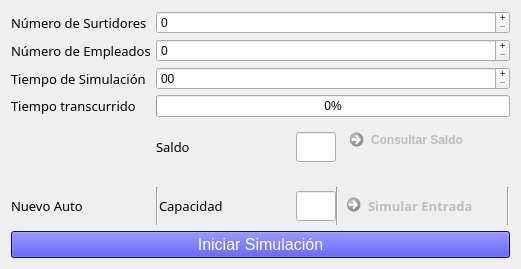
This is tp1/mainwindow.ui in fedefarina/concu20141c as Qt 5 draws it before an edit. The edited form follows.
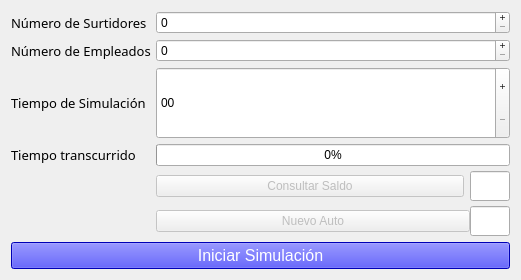
This is the edited form.

Commit message: Arreglo la interfaz

The edit to the form file:
```diff
--- a/tp1/mainwindow.ui
+++ b/tp1/mainwindow.ui
@@ -10,7 +10,7 @@
     <x>0</x>
     <y>0</y>
     <width>521</width>
-    <height>254</height>
+    <height>280</height>
    </rect>
   </property>
   <property name="windowTitle">
@@ -209,34 +209,19 @@
          <number>0</number>
         </property>
         <property name="bottomMargin">
-         <number>10</number>
+         <number>0</number>
         </property>
-        <item alignment="Qt::AlignVCenter">
-         <widget class="QLabel" name="label_4">
-          <property name="sizePolicy">
-           <sizepolicy hsizetype="Preferred" vsizetype="Preferred">
-            <horstretch>0</horstretch>
-            <verstretch>0</verstretch>
-           </sizepolicy>
-          </property>
-          <property name="minimumSize">
-           <size>
-            <width>0</width>
-            <height>40</height>
-           </size>
-          </property>
-          <property name="font">
-           <font>
-            <family>Abyssinica SIL</family>
-            <pointsize>10</pointsize>
-           </font>
+        <item>
+         <widget class="QPushButton" name="saldoButton">
+          <property name="enabled">
+           <bool>false</bool>
           </property>
           <property name="text">
-           <string>Saldo</string>
+           <string>Consultar Saldo</string>
           </property>
          </widget>
         </item>
-        <item alignment="Qt::AlignRight|Qt::AlignVCenter">
+        <item>
          <widget class="QLineEdit" name="saldoEdit">
           <property name="sizePolicy">
            <sizepolicy hsizetype="Fixed" vsizetype="Fixed">
@@ -258,56 +243,8 @@
           </property>
          </widget>
         </item>
-        <item>
-         <widget class="QCommandLinkButton" name="saldoButton">
-          <property name="enabled">
-           <bool>false</bool>
-          </property>
-          <property name="sizePolicy">
-           <sizepolicy hsizetype="Preferred" vsizetype="Preferred">
-            <horstretch>0</horstretch>
-            <verstretch>0</verstretch>
-           </sizepolicy>
-          </property>
-          <property name="minimumSize">
-           <size>
-            <width>50</width>
-            <height>50</height>
-           </size>
-          </property>
-          <property name="text">
-           <string>Consultar Saldo</string>
-          </property>
-         </widget>
-        </item>
        </layout>
       </item>
-      <item row="7" column="0">
-       <widget class="QLabel" name="label_3">
-        <property name="sizePolicy">
-         <sizepolicy hsizetype="Fixed" vsizetype="Expanding">
-          <horstretch>0</horstretch>
-          <verstretch>0</verstretch>
-         </sizepolicy>
-        </property>
-        <property name="maximumSize">
-         <size>
-          <width>2150</width>
-          <height>16777215</height>
-         </size>
-        </property>
-        <property name="font">
-         <font>
-          <family>Abyssinica SIL</family>
-          <pointsize>10</pointsize>
-          <strikeout>false</strikeout>
-         </font>
-        </property>
-        <property name="text">
-         <string>Nuevo Auto</string>
-        </property>
-       </widget>
-      </item>
       <item row="7" column="1">
        <layout class="QHBoxLayout" name="horizontalLayout">
         <property name="spacing">
@@ -317,23 +254,12 @@
          <number>0</number>
         </property>
         <item>
-         <widget class="Line" name="line">
-          <property name="orientation">
-           <enum>Qt::Vertical</enum>
-          </property>
-         </widget>
-        </item>
-        <item>
-         <widget class="QLabel" name="label_2">
-          <property name="font">
-           <font>
-            <family>Abyssinica SIL</family>
-            <pointsize>10</pointsize>
-            <strikeout>false</strikeout>
-           </font>
+         <widget class="QPushButton" name="nuevoAutoButton">
+          <property name="enabled">
+           <bool>false</bool>
           </property>
           <property name="text">
-           <string>Capacidad</string>
+           <string>Nuevo Auto</string>
           </property>
          </widget>
         </item>
@@ -345,6 +271,12 @@
             <verstretch>0</verstretch>
            </sizepolicy>
           </property>
+          <property name="minimumSize">
+           <size>
+            <width>0</width>
+            <height>30</height>
+           </size>
+          </property>
           <property name="maximumSize">
            <size>
             <width>40</width>
@@ -359,36 +291,6 @@
           </property>
          </widget>
         </item>
-        <item>
-         <widget class="Line" name="line_2">
-          <property name="orientation">
-           <enum>Qt::Vertical</enum>
-          </property>
-         </widget>
-        </item>
-        <item>
-         <widget class="QCommandLinkButton" name="nuevoAuto">
-          <property name="enabled">
-           <bool>false</bool>
-          </property>
-          <property name="font">
-           <font>
-            <family>Abyssinica SIL</family>
-            <pointsize>10</pointsize>
-           </font>
-          </property>
-          <property name="text">
-           <string>Simular Entrada</string>
-          </property>
-         </widget>
-        </item>
-        <item>
-         <widget class="Line" name="line_4">
-          <property name="orientation">
-           <enum>Qt::Vertical</enum>
-          </property>
-         </widget>
-        </item>
        </layout>
       </item>
      </layout>
```
The commit also changes 3 other files.
